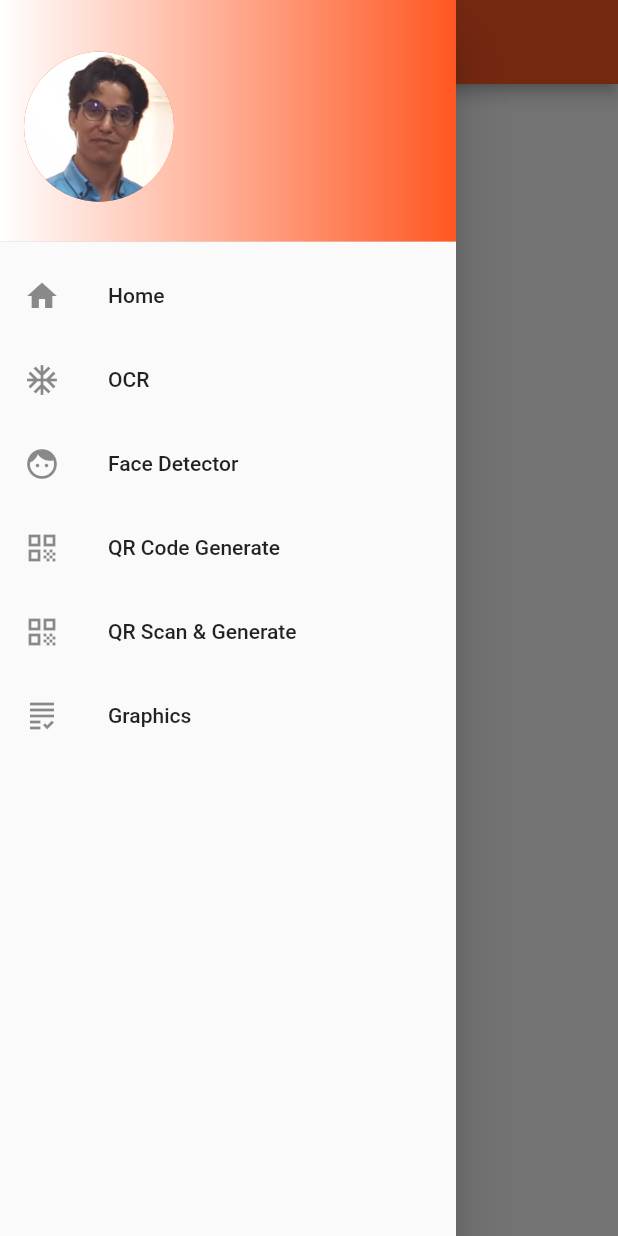
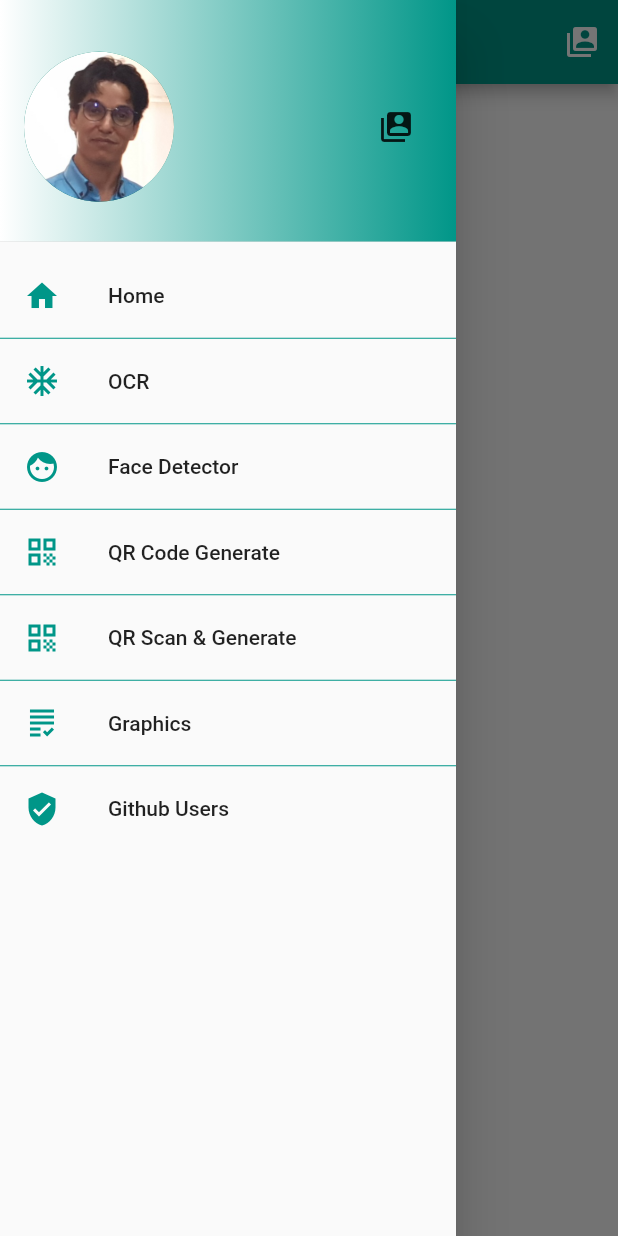
Before and after one commit to mohamedYoussfi/flutter_ai_ocr_qrcode_facedetection, a Flutter app: the screen it shows after launch, with the side drawer open, on a phone screen of 412 x 824 dp. Run offline on Flutter 3.47's test engine with Material 2 defaults, Android fonts, the phone set to English and light mode, and no system bars; our stand-ins replace bloc, flutter_bloc, image_cropper, image_picker, lazy_load_scrollview, qr_flutter; missing offline and left inert: google_ml_kit, qr_code_scanner.

Commit message:
Second Commit

```diff
--- /dev/null
+++ b/lib/bloc/repositories.bloc.dart
@@ -0,0 +1,37 @@
+import 'package:bloc/bloc.dart';
+import 'package:flutter/cupertino.dart';
+import 'package:ocr_app/repository/users.repository.dart';
+
+abstract class RepositoriesEvent{}
+abstract class RepositoriesState{}
+class GetUserRepositoriesEvent extends RepositoriesEvent{
+  String user;
+  GetUserRepositoriesEvent({required this.user});
+}
+class RepositoriesSuccessState extends RepositoriesState {
+  List<dynamic> repositories=[];
+  RepositoriesSuccessState({required this.repositories});
+}
+class RepositoriesLoadingState extends RepositoriesState {
+}
+class RepositoriesErrorState extends RepositoriesState {
+  String errorMessage;
+  RepositoriesErrorState(this.errorMessage);
+}
+class RepositoriesBloc extends Bloc<RepositoriesEvent,RepositoriesState>{
+  UsersRepository usersRepository=UsersRepository();
+  late RepositoriesEvent lastEvent;
+  RepositoriesBloc() : super(RepositoriesSuccessState(repositories: [])){
+   on((GetUserRepositoriesEvent event, emit)async {
+     emit(RepositoriesLoadingState());
+     lastEvent=event;
+     try{
+       List<dynamic> data=await usersRepository.repositories(event.user);
+       emit(RepositoriesSuccessState(repositories: data));
+     }
+     catch(ex){
+       emit(RepositoriesErrorState(ex.toString()));
+     }
+   });
+  }
+}
--- /dev/null
+++ b/lib/bloc/theme.bloc.dart
@@ -0,0 +1,27 @@
+import 'package:bloc/bloc.dart';
+import 'package:flutter/material.dart';
+
+abstract class ThemeEvent {}
+class SwitchThemeEvent extends ThemeEvent{}
+class ThemeState {
+  final ThemeData theme;
+  ThemeState(this.theme);
+}
+class InitialTheme extends ThemeState{
+  InitialTheme() : super(ThemeData(primarySwatch: Colors.teal));
+}
+
+class ThemeBloc extends Bloc<ThemeEvent,ThemeState>{
+  int index=0;
+  List<ThemeData> themes=[
+    ThemeData(primarySwatch:Colors.teal ),
+    ThemeData(primarySwatch:Colors.deepOrange),
+    ThemeData(primarySwatch:Colors.blue ),
+  ];
+  ThemeBloc() : super(InitialTheme()){
+    on((SwitchThemeEvent event, emit) {
+      ++index; if(index>=themes.length) index=0;
+      emit(ThemeState(themes[index]));
+    });
+  }
+}
--- /dev/null
+++ b/lib/bloc/users.bloc.dart
@@ -0,0 +1,67 @@
+import 'package:bloc/bloc.dart';
+import 'package:flutter/foundation.dart';
+import 'package:ocr_app/model/user.model.dart';
+import 'package:ocr_app/model/user.page.dart';
+import 'package:ocr_app/repository/users.repository.dart';
+abstract class UsersEvent{
+}
+class SearchUsersEvent extends UsersEvent{
+  final String query;
+  SearchUsersEvent(this.query);
+}
+class NextUsersPageEvent extends UsersEvent{
+}
+
+enum StateStatus {success, error, loading, none}
+abstract class UsersState{}
+class SearchUsersSuccessState extends UsersState {
+  List<User> users=[];
+
+  SearchUsersSuccessState(
+      {required this.users});
+}
+class SearchUsersErrorState extends UsersState {
+  late String errorMessage;
+  SearchUsersErrorState({required this.errorMessage});
+}
+class SearchUsersLoadingState extends UsersState {
+}
+class UsersBloc extends Bloc<UsersEvent,UsersState>{
+  final UsersRepository usersRepository=UsersRepository();
+  late UsersEvent lastEvent;
+  int currentPage=0;
+  int totalPages=0;
+  int pageSize=10;
+  String currentQuery="";
+  List<User> users=[];
+  UsersBloc() : super(SearchUsersSuccessState(users: [])){
+    on((SearchUsersEvent event, emit) async {
+      try {
+        currentPage=0;currentQuery=event.query;
+        users=[];
+        lastEvent=event;
+        emit(SearchUsersLoadingState());
+        SearchUserResponse response = await usersRepository.searchUsers(currentQuery,currentPage,pageSize);
+        totalPages=(response.totalCount/pageSize).floor();
+        users.addAll(response.items);
+        if(response.totalCount % pageSize !=0) ++totalPages;
+        emit(SearchUsersSuccessState(users: users));
+      } catch(ex) {
+        emit(SearchUsersErrorState(errorMessage: ex.toString()));
+      }});
+    on((NextUsersPageEvent event, emit)async {
+      try {
+        if(currentPage>=totalPages-1) return;
+        lastEvent=event;
+        SearchUserResponse response = await usersRepository.searchUsers(currentQuery,++currentPage,pageSize);
+        totalPages=(response.totalCount/pageSize).floor();
+        users.addAll(response.items);
+        if(response.totalCount % pageSize !=0) ++totalPages;
+        emit(SearchUsersSuccessState(users: users));
+      } catch(ex) {
+        --currentPage;
+        emit(SearchUsersErrorState(errorMessage: ex.toString()));
+      }});
+  }
+
+}
--- a/lib/main.dart
+++ b/lib/main.dart
@@ -1,11 +1,17 @@
 /// @Author : Mohamed YOUSSFI : med@youssfi.net
 import 'package:flutter/material.dart';
+import 'package:flutter_bloc/flutter_bloc.dart';
+import 'package:ocr_app/bloc/repositories.bloc.dart';
+import 'package:ocr_app/bloc/theme.bloc.dart';
+import 'package:ocr_app/bloc/users.bloc.dart';
+import 'package:ocr_app/pages/git.users.page.dart';
 import 'package:ocr_app/pages/graphics.page.dart';
 import 'package:ocr_app/pages/face.detector.page.dart';
 import 'package:ocr_app/pages/home.page.dart';
 import 'package:ocr_app/pages/ocr.page.dart';
 import 'package:ocr_app/pages/qr.code.page.dart';
 import 'package:ocr_app/pages/qr.scan.page.dart';
+import 'package:ocr_app/pages/root.view.page.dart';
 
 void main() {
   runApp(const MyApp());
@@ -15,18 +21,13 @@ class MyApp extends StatelessWidget {
 
   @override
   Widget build(BuildContext context) {
-    return MaterialApp(
-      theme: ThemeData(
-        primarySwatch: Colors.deepOrange
-      ),
-      routes: {
-        "/":(context)=>const HomePage(),
-        "/ocr":(context)=>const OcrPage(),
-        "/face":(context)=>const FaceDetectorPage(),
-        "/QR":(context)=>const QRCodePage(),
-        "/scanQR": (context)=> const QRViewScannerPage(),
-        "/graphics": (context)=> const GraphicsPage()
-      },
+    return MultiBlocProvider(
+      providers: [
+        BlocProvider(create: (context)=>UsersBloc(),),
+        BlocProvider(create: (context)=>RepositoriesBloc(),),
+        BlocProvider(create: (context)=>ThemeBloc(),),
+      ],
+      child: const RootView()
     );
   }
 }
--- /dev/null
+++ b/lib/model/user.model.dart
@@ -0,0 +1,10 @@
+class User {
+  String login;
+  String avatarUrl;
+  double score;
+  User(this.login, this.avatarUrl, this.score);
+  User.fromJson(Map<String,dynamic> user) :
+        login = user['login'],
+        avatarUrl=user['avatar_url'],
+        score=user['score'];
+}
--- /dev/null
+++ b/lib/model/user.page.dart
@@ -0,0 +1,12 @@
+import 'package:ocr_app/model/user.model.dart';
+
+class SearchUserResponse {
+  int totalCount;
+  List<User> items;
+  SearchUserResponse(this.totalCount, this.items);
+
+  SearchUserResponse.fromJson(Map<String,dynamic> json) :
+    totalCount = json['total_count'],
+        items = (json['items'] as List).map((e) =>
+            User.fromJson(e)).toList();
+}
--- a/lib/pages/graphics.page.dart
+++ b/lib/pages/graphics.page.dart
@@ -53,7 +53,7 @@ class _GraphicsPageState extends State<GraphicsPage> with TickerProviderStateMix
               animation: animation,
               builder: (context,snapshot){
                 return CustomPaint(
-                  painter: ShapePainter(animation.value, radius),
+                  painter: ShapePainter(animation.value, radius,context),
                   child: Container(),
                 );
               },
--- a/lib/pages/home.page.dart
+++ b/lib/pages/home.page.dart
@@ -1,15 +1,42 @@
 /// @Author : Mohamed YOUSSFI : med@youssfi.net
+import 'dart:io';
+
 import 'package:flutter/material.dart';
+import 'package:ocr_app/bloc/theme.bloc.dart';
 import 'package:ocr_app/widgets/drawer.widget.dart';
-
+import 'package:flutter_bloc/flutter_bloc.dart';
 class HomePage extends StatelessWidget {
   const HomePage({Key? key}) : super(key: key);
 
   @override
   Widget build(BuildContext context) {
-    return Scaffold(
-      appBar: AppBar(title: const Text('Home Page'),),
-      drawer: const MyDrawer(),
+    return WillPopScope(
+      onWillPop: () async{
+        return await showDialog(context:context, builder: (context){
+          return AlertDialog(
+            title: const Text('Do you want to exit?'),
+            actions: [
+              ElevatedButton(onPressed: (){
+                exit(0);
+              }, child: const Text('Exit')),
+              ElevatedButton(onPressed: (){
+                Navigator.of(context).pop();
+              }, child: const Text('Cancel'))
+            ],
+          );
+        });
+      },
+      child: Scaffold(
+        appBar: AppBar(
+          title: const Text('Home Page'),
+          actions: [
+            IconButton(onPressed: (){
+              context.read<ThemeBloc>().add(SwitchThemeEvent());
+            }, icon: const Icon(Icons.switch_account))
+          ],
+        ),
+        drawer: const MyDrawer(),
+      ),
     );
   }
 }
--- /dev/null
+++ b/lib/pages/root.view.page.dart
@@ -0,0 +1,34 @@
+import 'package:flutter/material.dart';
+import 'package:flutter_bloc/flutter_bloc.dart';
+import 'package:ocr_app/bloc/theme.bloc.dart';
+import 'package:ocr_app/pages/qr.code.page.dart';
+import 'package:ocr_app/pages/qr.scan.page.dart';
+
+import 'face.detector.page.dart';
+import 'git.users.page.dart';
+import 'graphics.page.dart';
+import 'home.page.dart';
+import 'ocr.page.dart';
+class RootView extends StatelessWidget {
+  const RootView({Key? key}) : super(key: key);
+
+  @override
+  Widget build(BuildContext context) {
+    return BlocBuilder<ThemeBloc,ThemeState>(
+        builder: (context,state){
+          return MaterialApp(
+            theme: state.theme,
+            routes: {
+              "/":(context)=>const HomePage(),
+              "/ocr":(context)=>const OcrPage(),
+              "/face":(context)=>const FaceDetectorPage(),
+              "/QR":(context)=>const QRCodePage(),
+              "/scanQR": (context)=> const QRViewScannerPage(),
+              "/graphics": (context)=> const GraphicsPage(),
+              "/users": (context)=> const GitUsersPage()
+            },
+          );
+        }
+    );
+  }
+}
--- a/lib/widgets/drawer.widget.dart
+++ b/lib/widgets/drawer.widget.dart
@@ -1,40 +1,50 @@
 /// @Author : Mohamed YOUSSFI : med@youssfi.net
 import 'package:flutter/material.dart';
-
+import 'package:flutter_bloc/flutter_bloc.dart';
+import 'package:ocr_app/bloc/theme.bloc.dart';
 class MyDrawer extends StatelessWidget {
   const MyDrawer({Key? key}) : super(key: key);
-  final  menus=const [
-    {"title":"Home", "icon": Icon(Icons.home), "route":"/"},
-    {"title":"OCR", "icon": Icon(Icons.ac_unit), "route":"/ocr"},
-    {"title":"Face Detector", "icon": Icon(Icons.face), "route":"/face"},
-    {"title":"QR Code Generate", "icon": Icon(Icons.qr_code), "route":"/QR"},
-    {"title":"QR Scan & Generate", "icon": Icon(Icons.qr_code), "route":"/scanQR"},
-    {"title":"Graphics", "icon": Icon(Icons.grading), "route":"/graphics"},
-  ];
   @override
   Widget build(BuildContext context) {
+    final menus=[
+      {"title":"Home", "icon": Icon(Icons.home, color: Theme.of(context).primaryColor,), "route":"/"},
+      {"title":"OCR", "icon": Icon(Icons.ac_unit, color: Theme.of(context).primaryColor), "route":"/ocr"},
+      {"title":"Face Detector", "icon": Icon(Icons.face, color: Theme.of(context).primaryColor), "route":"/face"},
+      {"title":"QR Code Generate", "icon": Icon(Icons.qr_code, color: Theme.of(context).primaryColor), "route":"/QR"},
+      {"title":"QR Scan & Generate", "icon": Icon(Icons.qr_code, color: Theme.of(context).primaryColor), "route":"/scanQR"},
+      {"title":"Graphics", "icon": Icon(Icons.grading, color: Theme.of(context).primaryColor), "route":"/graphics"},
+      {"title":"Github Users", "icon": Icon(Icons.verified_user, color: Theme.of(context).primaryColor), "route":"/users"},
+    ];
     return Drawer(
       child: Column(
         children: [
           DrawerHeader(
-              decoration: const BoxDecoration(
+              decoration: BoxDecoration(
                   gradient: LinearGradient(
                       colors: [
-                        Colors.white, Colors.deepOrange
+                        Colors.white,
+                        Theme.of(context).colorScheme.primary
                       ]
                   )
               ),
               child: Row(
-                children: const [
-                  CircleAvatar(
+                mainAxisAlignment: MainAxisAlignment.spaceBetween,
+                children:  [
+                  const CircleAvatar(
                     radius: 50,
                     backgroundImage: AssetImage("images/profile.jpg"),
-                  )
+                  ),
+                  IconButton(onPressed: (){
+                    context.read<ThemeBloc>().add(SwitchThemeEvent());
+                  }, icon: const Icon(Icons.switch_account))
                 ],
               )
           ),
           Expanded(
-            child: ListView.builder(
+            child: ListView.separated(
+                 separatorBuilder: (_,__){
+                   return Divider(color: Theme.of(context).primaryColor,height: 1,);
+                 },
                 itemCount: menus.length,
                 itemBuilder: (_,index){
                   return ListTile(
```
Also changed, not shown: lib/pages/git.users.page.dart (added, +117 -0 lines), lib/pages/ocr.page.dart (+13 -7 lines), lib/pages/repositories.page.dart (added, +79 -0 lines), lib/repository/users.repository.dart (added, +36 -0 lines), lib/widgets/painter.dart (+4 -3 lines), pubspec.yaml (+11 -0 lines), pubspec.lock, 21 other files.
